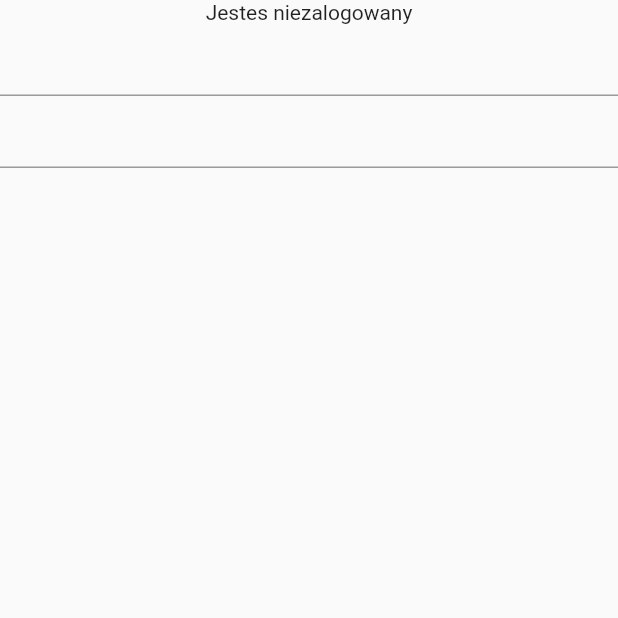
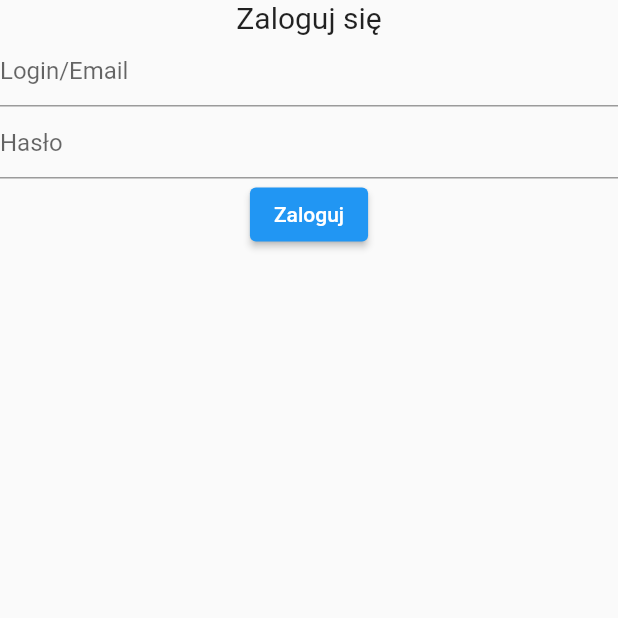
Before and after one commit to LukaszWalencik/best_burgers_in_zielonagora, a Flutter app: the screen it shows after launch, on a phone screen of 412 x 824 dp, the top half of it. Run offline on Flutter 3.47's test engine with Material 2 defaults, Android fonts, the phone set to English and light mode, and no system bars; our stand-ins replace firebase_auth, firebase_core; accounts and stored records are empty.

Commit message:
Add text fields and elevated button

```diff
--- a/lib/app/home/home_page_content.dart
+++ b/lib/app/home/home_page_content.dart
@@ -13,7 +13,10 @@ class HomePage extends StatelessWidget {
   Widget build(BuildContext context) {
     return const Scaffold(
       body: Center(
-        child: Text('Jestes zalogowany '),
+        child: Text(
+          'Jestes zalogowany ',
+          style: TextStyle(fontSize: 20),
+        ),
       ),
     );
   }
--- a/lib/app/login/login_page_content.dart
+++ b/lib/app/login/login_page_content.dart
@@ -1,9 +1,12 @@
+import 'package:firebase_auth/firebase_auth.dart';
 import 'package:flutter/material.dart';
 
 class LoginPage extends StatelessWidget {
-  const LoginPage({
+  LoginPage({
     Key? key,
   }) : super(key: key);
+  final loginController = TextEditingController();
+  final passwordController = TextEditingController();
 
   @override
   Widget build(BuildContext context) {
@@ -11,9 +14,31 @@ class LoginPage extends StatelessWidget {
       body: Center(
         child: Column(
           children: [
-            Text('Jestes niezalogowany'),
-            TextField(),
-            TextField(),
+            Text(
+              'Zaloguj się',
+              style: TextStyle(fontSize: 20),
+            ),
+            TextField(
+              decoration: InputDecoration(hintText: 'Login/Email'),
+              controller: loginController,
+            ),
+            TextField(
+              decoration: InputDecoration(hintText: 'Hasło'),
+              controller: passwordController,
+              obscureText: true,
+            ),
+            ElevatedButton(
+              onPressed: () async {
+                try {
+                  await FirebaseAuth.instance.signInWithEmailAndPassword(
+                      email: loginController.text,
+                      password: passwordController.text);
+                } catch (error) {
+                  print(error);
+                }
+              },
+              child: Text('Zaloguj'),
+            )
           ],
         ),
       ),
--- a/lib/main.dart
+++ b/lib/app/main.dart
@@ -21,7 +21,7 @@ class MyApp extends StatelessWidget {
       theme: ThemeData(
         primarySwatch: Colors.blue,
       ),
-      home: RootPage(),
+      home: const RootPage(),
     );
   }
 }
--- a/pubspec.yaml
+++ b/pubspec.yaml
@@ -34,9 +34,8 @@ dependencies:
   # The following adds the Cupertino Icons font to your application.
   # Use with the CupertinoIcons class for iOS style icons.
   cupertino_icons: ^1.0.2
-
+  firebase_core: ^1.10.6
   firebase_auth: ^3.3.4
-  firebase_core: ^1.10.6
 
 dev_dependencies:
   flutter_test:
```
